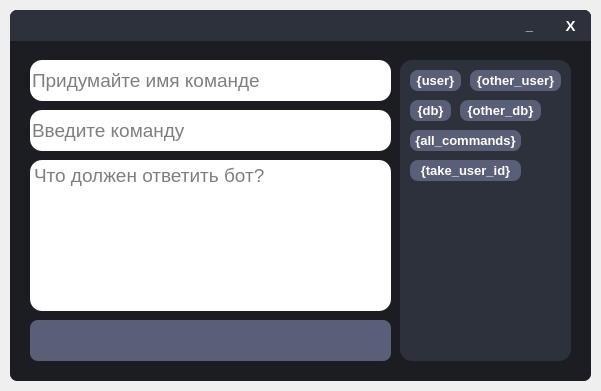
Qt form VK_Bot/Main_Window/User_Bot_Menu_Window/User_Command_Widnow/user_command_window.ui (otaboyevsardorbek1/VK-Bot-ru) before a commit.
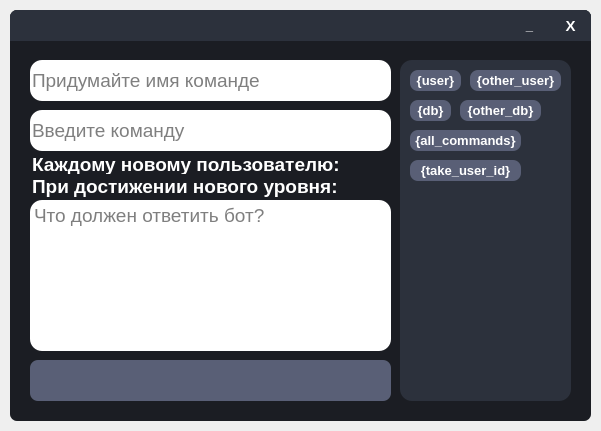
The same form after that commit. Icons and pictures are not drawn.

```diff
--- a/VK_Bot/Main_Window/User_Bot_Menu_Window/User_Command_Widnow/user_command_window.ui
+++ b/VK_Bot/Main_Window/User_Bot_Menu_Window/User_Command_Widnow/user_command_window.ui
@@ -7,7 +7,7 @@
     <x>0</x>
     <y>0</y>
     <width>601</width>
-    <height>391</height>
+    <height>431</height>
    </rect>
   </property>
   <property name="windowTitle">
@@ -19,7 +19,7 @@
      <x>10</x>
      <y>10</y>
      <width>581</width>
-     <height>371</height>
+     <height>411</height>
     </rect>
    </property>
    <property name="font">
@@ -262,7 +262,7 @@
     <property name="geometry">
      <rect>
       <x>20</x>
-      <y>150</y>
+      <y>190</y>
       <width>361</width>
       <height>151</height>
      </rect>
@@ -289,7 +289,7 @@
     <property name="geometry">
      <rect>
       <x>20</x>
-      <y>310</y>
+      <y>350</y>
       <width>361</width>
       <height>41</height>
      </rect>
@@ -329,7 +329,7 @@
       <x>390</x>
       <y>50</y>
       <width>171</width>
-      <height>301</height>
+      <height>341</height>
      </rect>
     </property>
     <property name="styleSheet">
@@ -497,6 +497,114 @@
      </property>
     </widget>
    </widget>
+   <widget class="QPushButton" name="NewUserButton">
+    <property name="geometry">
+     <rect>
+      <x>347</x>
+      <y>147</y>
+      <width>20</width>
+      <height>21</height>
+     </rect>
+    </property>
+    <property name="cursor">
+     <cursorShape>PointingHandCursor</cursorShape>
+    </property>
+    <property name="styleSheet">
+     <string notr="true">QPushButton{
+	border: none;
+}</string>
+    </property>
+    <property name="text">
+     <string/>
+    </property>
+    <property name="icon">
+     <iconset>
+      <normaloff>../../../../Icons/iconOff.png</normaloff>../../../../Icons/iconOff.png</iconset>
+    </property>
+    <property name="iconSize">
+     <size>
+      <width>16</width>
+      <height>16</height>
+     </size>
+    </property>
+   </widget>
+   <widget class="QLabel" name="label_1">
+    <property name="geometry">
+     <rect>
+      <x>22</x>
+      <y>144</y>
+      <width>324</width>
+      <height>20</height>
+     </rect>
+    </property>
+    <property name="font">
+     <font>
+      <pointsize>14</pointsize>
+      <weight>75</weight>
+      <bold>true</bold>
+     </font>
+    </property>
+    <property name="styleSheet">
+     <string notr="true"/>
+    </property>
+    <property name="text">
+     <string>Каждому новому пользователю:</string>
+    </property>
+   </widget>
+   <widget class="QLabel" name="label_2">
+    <property name="geometry">
+     <rect>
+      <x>22</x>
+      <y>166</y>
+      <width>323</width>
+      <height>21</height>
+     </rect>
+    </property>
+    <property name="font">
+     <font>
+      <pointsize>14</pointsize>
+      <weight>75</weight>
+      <bold>true</bold>
+     </font>
+    </property>
+    <property name="styleSheet">
+     <string notr="true"/>
+    </property>
+    <property name="text">
+     <string>При достижении нового уровня:</string>
+    </property>
+   </widget>
+   <widget class="QPushButton" name="LevelUPButton">
+    <property name="geometry">
+     <rect>
+      <x>347</x>
+      <y>169</y>
+      <width>20</width>
+      <height>21</height>
+     </rect>
+    </property>
+    <property name="cursor">
+     <cursorShape>PointingHandCursor</cursorShape>
+    </property>
+    <property name="styleSheet">
+     <string notr="true">QPushButton{
+	border: none;
+}</string>
+    </property>
+    <property name="text">
+     <string/>
+    </property>
+    <property name="icon">
+     <iconset>
+      <normaloff>../../../../Icons/iconOff.png</normaloff>../../../../Icons/iconOff.png</iconset>
+    </property>
+    <property name="iconSize">
+     <size>
+      <width>16</width>
+      <height>16</height>
+     </size>
+    </property>
+   </widget>
   </widget>
  </widget>
  <resources/>
```
